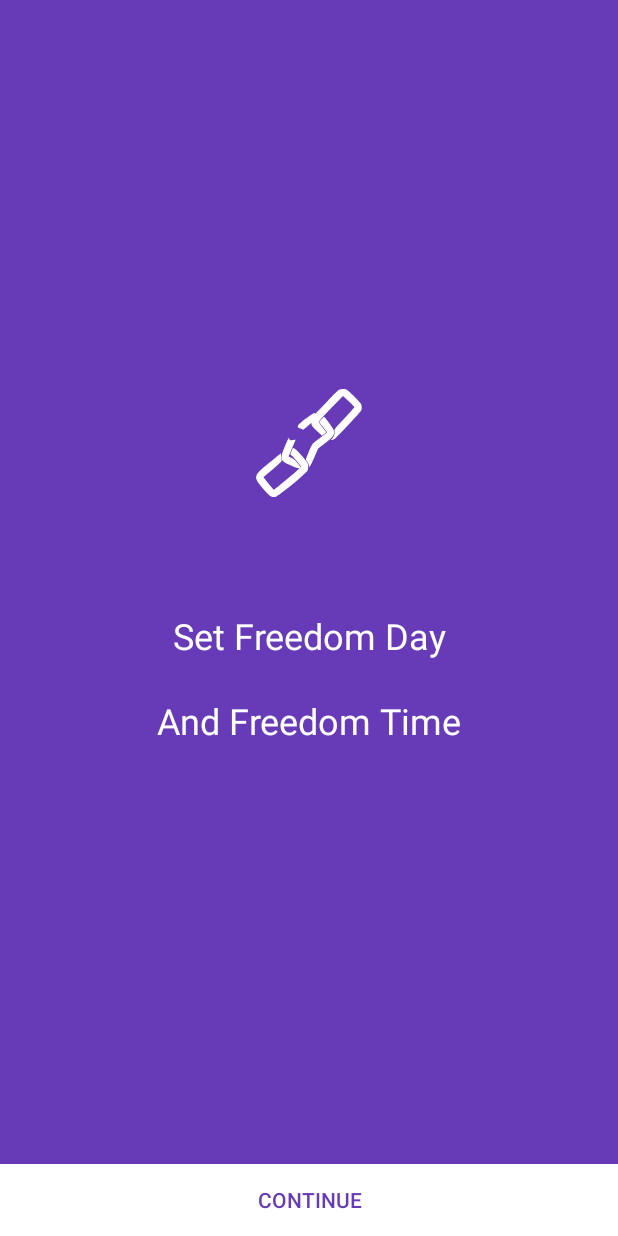
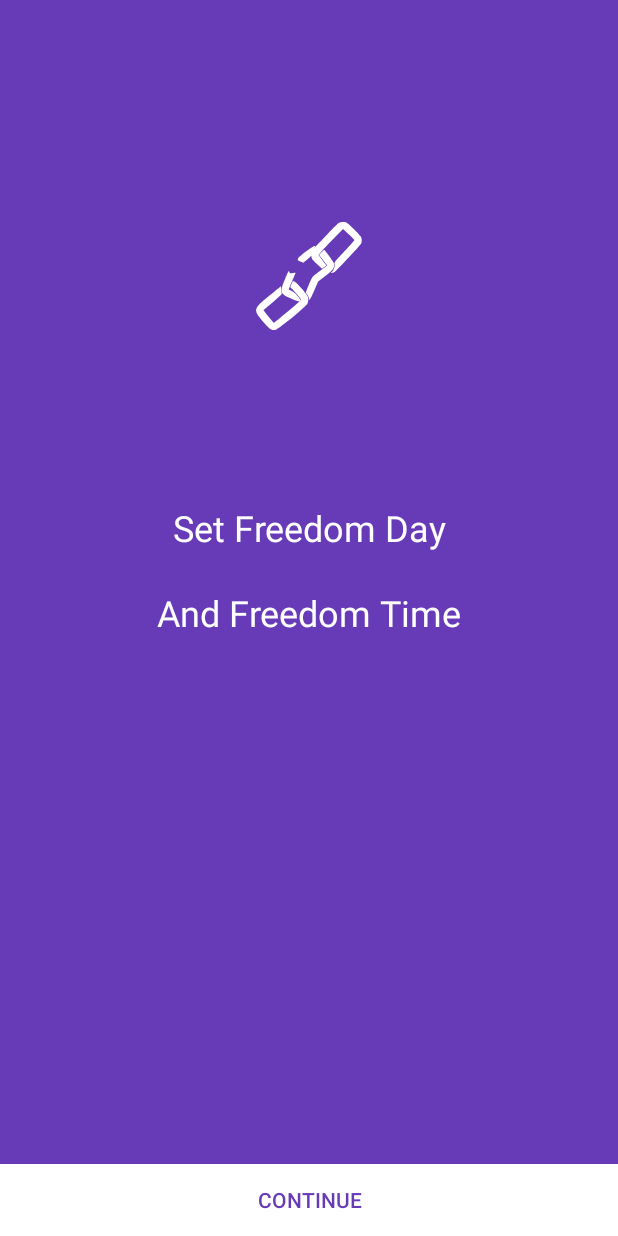
Before and after one commit to offvanHooijdonk/tofreedom, an Android app: the screen it shows after launch (StartActivity), on a phone screen of 412 x 824 dp. Run offline under Robolectric (Android 15) with nearby library versions, the phone set to English and light mode, and no system bars; our stand-ins replace Room's generated code; libraries missing offline, so code that uses them is left out: net.danlew.android, net.time4j, net.time4j.android; 2 statements that could not run were skipped.

Commit message:
Fixing issues. Adding Splash screen background.

```diff
--- a/app/build.gradle
+++ b/app/build.gradle
@@ -29,7 +29,6 @@ android {
 
 dependencies {
     ext.support_version = "28.0.0"
-    ext.butterknife_version = "7.0.1"
     ext.room_version = "1.1.1"
     ext.rx_version = '2.0.1'
 
@@ -40,7 +39,7 @@ dependencies {
 
     implementation "android.arch.persistence.room:runtime:$room_version"
     implementation "android.arch.persistence.room:rxjava2:$room_version"
-    annotationProcessor "android.arch.persistence.room:compiler:$room_version"
+    kapt "android.arch.persistence.room:compiler:$room_version"
 
     implementation "io.reactivex.rxjava2:rxandroid:$rx_version"
 
--- a/app/src/main/java/by/offvanhooijdonk/tofreedom/helper/surprise/SurpriseHelper.kt
+++ b/app/src/main/java/by/offvanhooijdonk/tofreedom/helper/surprise/SurpriseHelper.kt
@@ -12,6 +12,7 @@ class SurpriseHelper(private val ctx: Context, private val activity: Activity,
     fun startRollingEvent() {
         startRollForEvent()
     }
+    // todo chance to roll can be based on the time elapsed from the latest surprise
 
     private fun pickAndRunEvent() {
         val builder = EventFactory.randomEventBuilder
--- a/app/src/main/res/drawable/ic_broken_chain.xml
+++ b/app/src/main/res/drawable/ic_broken_chain.xml
@@ -1,5 +1,5 @@
-<vector android:height="156dp" android:viewportHeight="200.0"
-    android:viewportWidth="200.0" android:width="156dp" xmlns:android="http://schemas.android.com/apk/res/android">
+<vector android:height="@dimen/start_chain_size" android:viewportHeight="200.0" android:tint="@color/md_white_1000"
+    android:viewportWidth="200.0" android:width="@dimen/start_chain_size" xmlns:android="http://schemas.android.com/apk/res/android">
     <path android:fillColor="#000000"
         android:pathData="M150,11.4c-1.4,0.8 -9.7,8.9 -18.5,18.1 -21.8,22.8 -26.5,27.7 -23.1,23.8 2.8,-3.1 2.9,-3.3 0.9,-3.3 -3.1,0 -26.1,17.4 -27.4,20.7 -1.1,3.1 -1.4,2.7 4.1,5.2l4.4,1.9 5.7,-4.4c3.2,-2.5 6.3,-5.2 6.8,-6.2 0.9,-1.5 1,-1.5 1.1,0.3 0.1,3.4 2.2,6.1 10.1,13.4l7.7,7.1 3.6,-2.9 3.6,-2.8 -6.6,-8.7 -6.5,-8.7 4.4,-5.2c2.5,-2.9 11.7,-12.6 20.5,-21.7l15.9,-16.5 9.4,8.9c5.2,4.9 9.5,9.2 9.7,9.6 0.2,0.4 -7.3,8.9 -16.7,18.9 -16.6,17.9 -16.9,18.2 -16.4,22 0.6,4.2 -2.4,11.2 -5.4,13 -1.6,0.9 -1.5,1 0.7,1.1 1.4,0 3.5,-0.7 4.7,-1.5 3,-2.1 42.8,-44.6 44.1,-47.2 1.6,-2.9 1.5,-7.6 -0.2,-11.6 -1.3,-3.2 -21.1,-22.5 -24.4,-23.9 -2.9,-1.1 -9.6,-0.8 -12.2,0.6z" android:strokeColor="#00000000"/>
     <path android:fillColor="#000000"
--- /dev/null
+++ b/app/src/main/res/drawable/splash_back.xml
@@ -0,0 +1,9 @@
+<?xml version="1.0" encoding="utf-8"?>
+<layer-list xmlns:android="http://schemas.android.com/apk/res/android">
+    <item android:drawable="@color/splash_back" />
+
+    <item
+        android:top="@dimen/logo_top_margin"
+        android:drawable="@drawable/ic_broken_chain"
+        android:gravity="center_horizontal|top" />
+</layer-list>
--- a/app/src/main/res/layout/activity_start.xml
+++ b/app/src/main/res/layout/activity_start.xml
@@ -4,7 +4,6 @@
     xmlns:tools="http://schemas.android.com/tools"
     android:layout_width="match_parent"
     android:layout_height="match_parent"
-    android:background="@color/start_bckgr"
     tools:context="by.offvanhooijdonk.tofreedom.ui.StartActivity">
 
 
@@ -19,13 +18,6 @@
         app:layout_constraintLeft_toLeftOf="parent"
         app:layout_constraintRight_toRightOf="parent"
         app:layout_constraintTop_toTopOf="parent">
-
-        <ImageView
-            android:layout_width="@dimen/start_chain_size"
-            android:layout_height="@dimen/start_chain_size"
-            android:layout_marginBottom="@dimen/logo_bottom_margin"
-            android:src="@drawable/ic_broken_chain"
-            android:tint="@color/md_white_1000" />
 
         <TextView
             android:id="@+id/txtSetFreedomDate"
--- a/app/src/main/res/values-land/dimens.xml
+++ b/app/src/main/res/values-land/dimens.xml
@@ -1,4 +1,4 @@
 <?xml version="1.0" encoding="utf-8"?>
 <resources>
-    <dimen name="logo_bottom_margin">16dp</dimen>
+    <dimen name="logo_top_margin">16dp</dimen>
 </resources>
--- a/app/src/main/res/values/colors.xml
+++ b/app/src/main/res/values/colors.xml
@@ -10,6 +10,7 @@
     <color name="transparent">#00ffffff</color>
 
     <color name="start_bckgr">@color/md_deep_purple_500</color>
+    <color name="splash_back">@color/start_bckgr</color>
     <color name="start_notif_bar">@color/md_deep_purple_700</color>
 
     <color name="start_picked_date">#E0FFFFFF</color>
--- a/app/src/main/res/values/dimens.xml
+++ b/app/src/main/res/values/dimens.xml
@@ -8,7 +8,7 @@
 
     <dimen name="countdown_number_margin_h">16dp</dimen>
     <dimen name="countdown_text_margin_h">8dp</dimen>
-    <dimen name="logo_bottom_margin">64dp</dimen>
+    <dimen name="logo_top_margin">144dp</dimen>
     <dimen name="story_icon_size">48dp</dimen>
     <dimen name="fab_margin">16dp</dimen>
 
--- a/app/src/main/res/values/styles.xml
+++ b/app/src/main/res/values/styles.xml
@@ -16,6 +16,8 @@
 
     <style name="AppTheme.StartScreen" parent="AppTheme.NoActionBar">
         <item name="colorPrimaryDark">@color/start_notif_bar</item>
+
+        <item name="android:windowBackground">@drawable/splash_back</item>
     </style>
 
     <style name="AppTheme.AppBarOverlay" parent="ThemeOverlay.AppCompat.Dark.ActionBar" />
```
Also changed, not shown: app/src/main/java/by/offvanhooijdonk/tofreedom/helper/surprise/EventFactory.kt (+6 -13 lines), app/src/main/java/by/offvanhooijdonk/tofreedom/ui/countdown/CountdownFragment.kt (+25 -31 lines).
